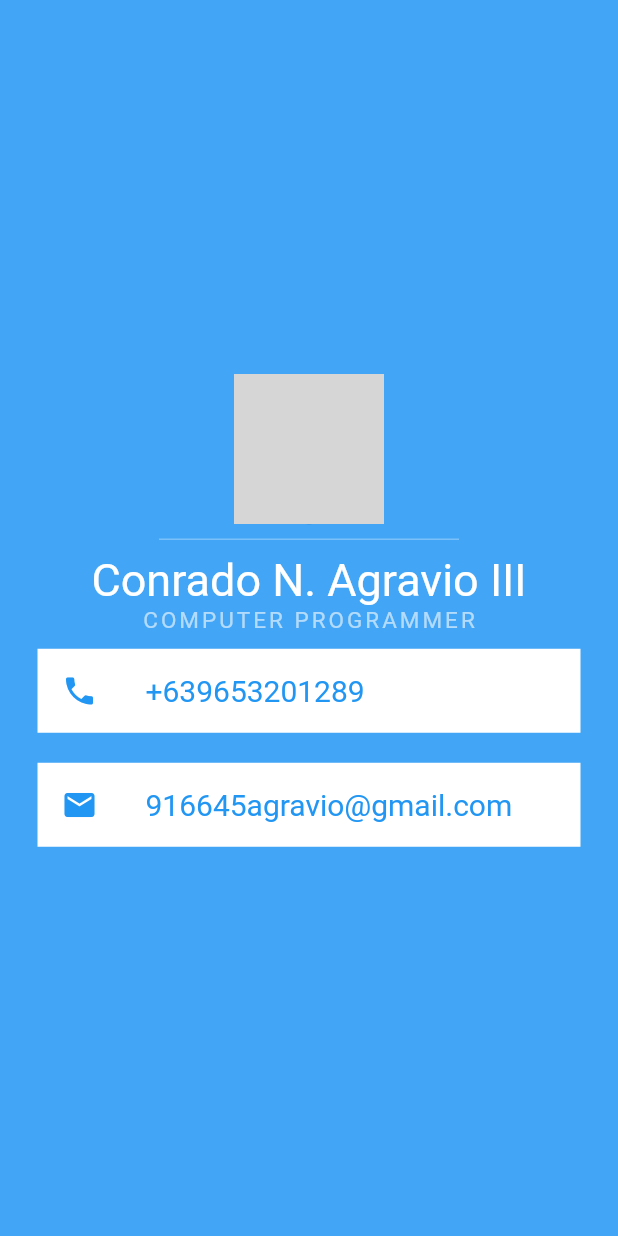
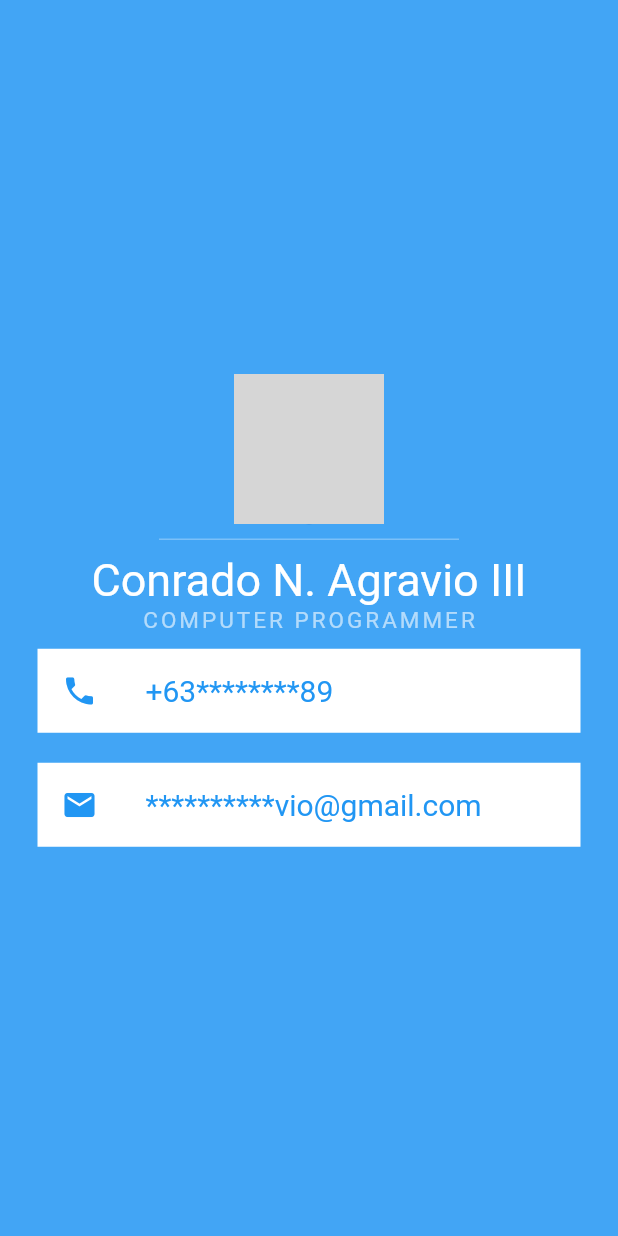
Before and after one commit to Conrado916645/basic_profile_app, a Flutter app: the screen it shows after launch, on a phone screen of 412 x 824 dp. Run offline on Flutter 3.47's test engine with Material 2 defaults, Android fonts, the phone set to English and light mode, and no system bars; network calls fail; grey boxes are pictures that could not be loaded.

Commit message:
change text value

```diff
--- a/lib/main.dart
+++ b/lib/main.dart
@@ -46,7 +46,7 @@ class MyApp extends StatelessWidget {
                   color: Colors.blue,
                 ),
                 title: Text(
-                  '+639653201289',
+                  '+63********89',
                   style: TextStyle(color: Colors.blue, fontSize: 20.0),
                 ),
               ),
@@ -60,7 +60,7 @@ class MyApp extends StatelessWidget {
                   color: Colors.blue,
                 ),
                 title: Text(
-                  '916645agravio@gmail.com',
+                  '**********vio@gmail.com',
                   style: TextStyle(color: Colors.blue, fontSize: 20.0),
                 ),
               ),
```
